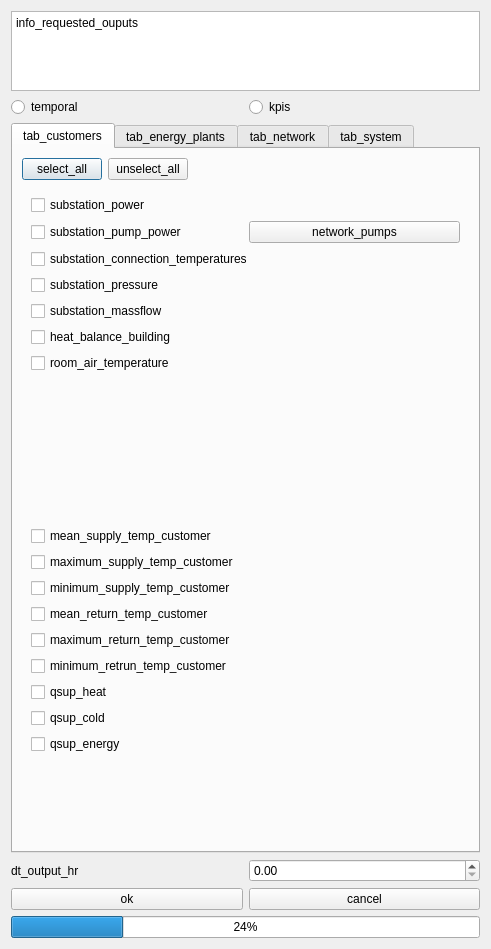
Above: districts/RequestedOutputs_dialog.ui from equa/IDA-Districts before the change. Below: the same form after it.
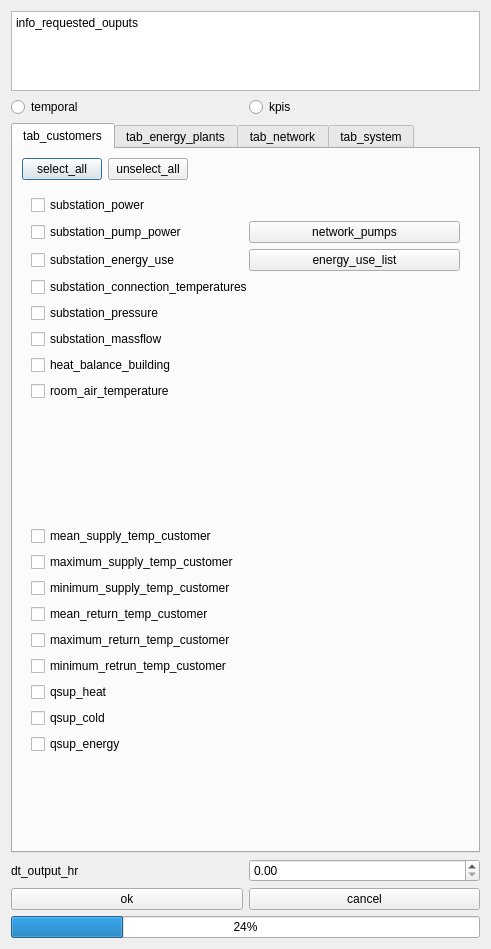
That is the form after the change. The open tabs and pages were chosen to show the change.

Patch:
```diff
--- a/districts/RequestedOutputs_dialog.ui
+++ b/districts/RequestedOutputs_dialog.ui
@@ -132,6 +132,24 @@
               </item>
              </layout>
             </item>
+            <item>
+             <layout class="QHBoxLayout" name="layout_substation_energy_use">
+              <item>
+               <widget class="QCheckBox" name="checkBoxSubstationEnergy">
+                <property name="text">
+                 <string>substation_energy_use</string>
+                </property>
+               </widget>
+              </item>
+              <item>
+               <widget class="QPushButton" name="btn_energy_use_c">
+                <property name="text">
+                 <string>energy_use_list</string>
+                </property>
+               </widget>
+              </item>
+             </layout>
+            </item>
             <item>
              <widget class="QCheckBox" name="checkBoxSubstationConnTemp">
               <property name="text">
```
Left out of the diff: 18 changed lines with no effect on the pictures.
